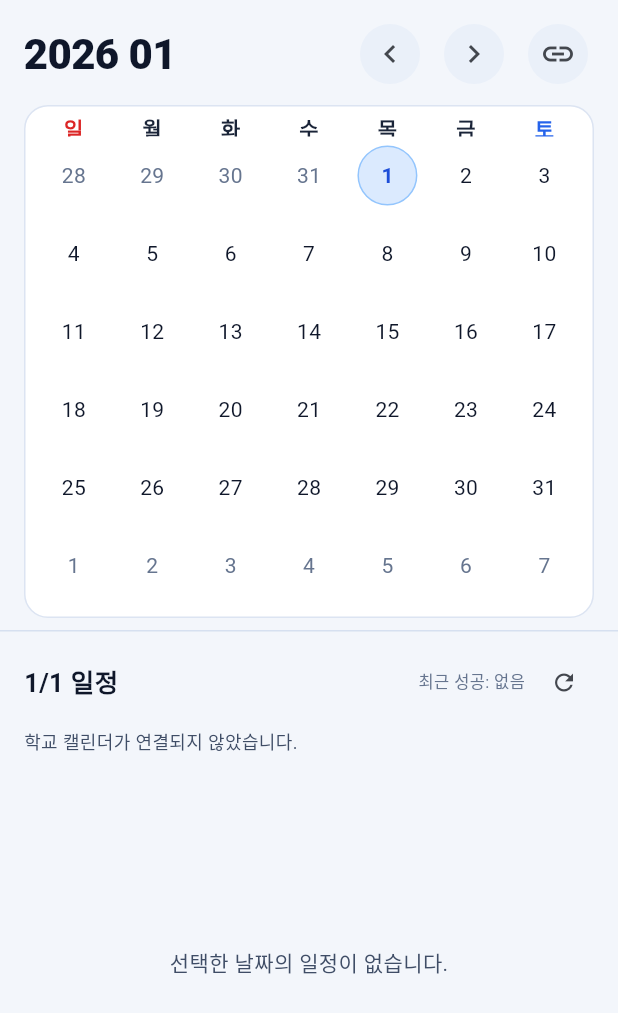
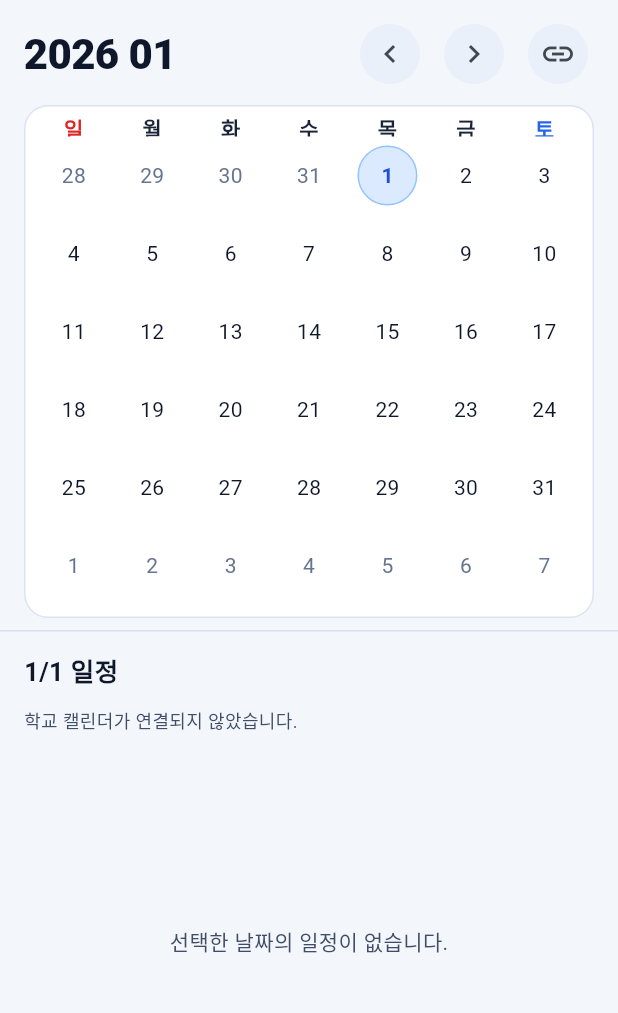
Before and after one commit to minwoo-khu/Campusmate, a Flutter app: the CalendarScreen screen opened directly, after a tap on the "chevron left" icon, on a phone screen of 412 x 824 dp. Shown: the top 1013 px of the screen. Run offline on Flutter 3.47's test engine with Material 3 defaults, Android fonts, the light colour scheme and no system bars; drawn by our look-alikes of table_calendar; our stand-ins replace file_picker, flutter_local_notifications, flutter_timezone, google_mobile_ads, hive, hive_flutter and 3 more; missing offline and left inert: cryptography, google_mlkit_text_recognition, home_widget, pdfx; accounts and stored records are empty.

Commit message:
ui: remove calendar sync status and refresh control

```diff
--- a/apps/mobile/lib/features/calendar/calendar_screen.dart
+++ b/apps/mobile/lib/features/calendar/calendar_screen.dart
@@ -40,7 +40,6 @@ class _CalendarScreenState extends State<CalendarScreen> {
   bool _loading = false;
   String? _message;
   CalendarRangeConfig _calendarRange = CalendarRangeSettings.defaultValue;
-  DateTime? _lastIcsSyncAt;
   DateTime? _lastIcsFailureAt;
   String? _lastIcsFailureReason;
   List<IcsEvent> _icsEvents = [];
@@ -299,9 +298,6 @@ class _CalendarScreenState extends State<CalendarScreen> {
     if (!mounted) return;
     setState(() {
       _icsEvents = cachedEvents;
-      _lastIcsSyncAt = _parseIsoLocal(
-        prefs.getString(_prefKeyIcsLastSuccessAt),
-      );
       _lastIcsFailureAt = _parseIsoLocal(
         prefs.getString(_prefKeyIcsLastFailureAt),
       );
@@ -351,7 +347,6 @@ class _CalendarScreenState extends State<CalendarScreen> {
       setState(() {
         _loading = false;
         _icsEvents = [];
-        _lastIcsSyncAt = null;
         _lastIcsFailureAt = null;
         _lastIcsFailureReason = null;
         _message = _t(
@@ -411,7 +406,6 @@ class _CalendarScreenState extends State<CalendarScreen> {
       setState(() {
         _icsEvents = events;
         _loading = false;
-        _lastIcsSyncAt = now;
         _lastIcsFailureAt = null;
         _lastIcsFailureReason = null;
         if (events.isEmpty) {
@@ -949,46 +943,7 @@ class _CalendarScreenState extends State<CalendarScreen> {
                           width: 14,
                           height: 14,
                           child: CircularProgressIndicator(strokeWidth: 2),
-                        )
-                      else
-                        Column(
-                          crossAxisAlignment: CrossAxisAlignment.end,
-                          children: [
-                            Text(
-                              _lastIcsSyncAt == null
-                                  ? context.tr(
-                                      '최근 성공: 없음',
-                                      'Last success: none',
-                                    )
-                                  : context.tr(
-                                      '최근 성공: ${_fmtYmd(_lastIcsSyncAt!)} ${_fmtHm(_lastIcsSyncAt!)}',
-                                      'Last success: ${_fmtYmd(_lastIcsSyncAt!)} ${_fmtHm(_lastIcsSyncAt!)}',
-                                    ),
-                              style: TextStyle(
-                                fontSize: 11,
-                                color: cm.textHint,
-                              ),
-                            ),
-                            if (_lastIcsFailureAt != null)
-                              Text(
-                                context.tr(
-                                  '최근 실패: ${_fmtYmd(_lastIcsFailureAt!)} ${_fmtHm(_lastIcsFailureAt!)}',
-                                  'Last failure: ${_fmtYmd(_lastIcsFailureAt!)} ${_fmtHm(_lastIcsFailureAt!)}',
-                                ),
-                                style: TextStyle(
-                                  fontSize: 11,
-                                  color: cm.deleteBg,
-                                ),
-                              ),
-                          ],
                         ),
-                      const SizedBox(width: 6),
-                      IconButton(
-                        onPressed: _loadIcs,
-                        icon: const Icon(Icons.refresh, size: 18),
-                        visualDensity: VisualDensity.compact,
-                        tooltip: context.tr('동기화', 'Sync'),
-                      ),
                     ],
                   ),
                 ),
```
